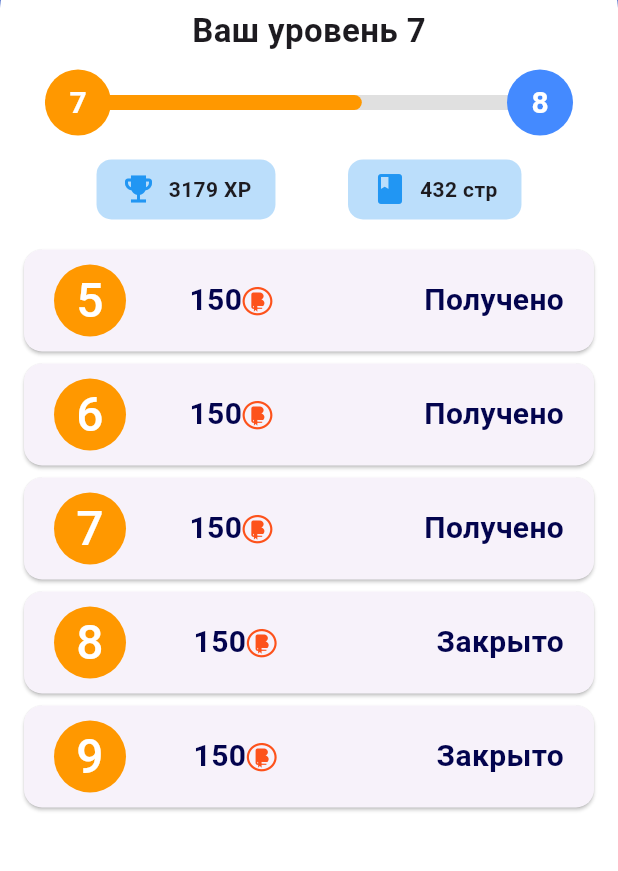
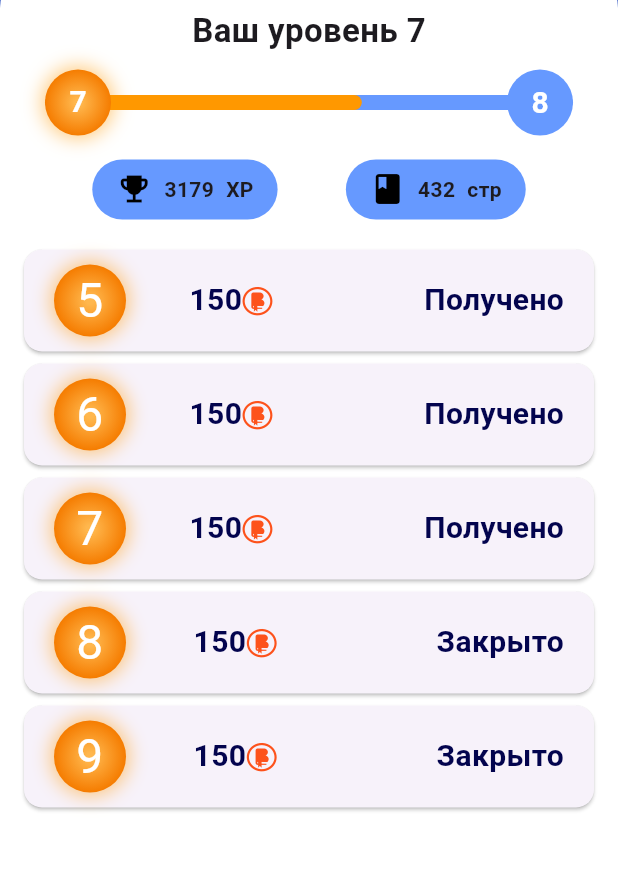
Before and after one commit to KASHINSKAES/BookTrack, a Flutter app: the LevelScreen screen opened directly, on a phone screen of 412 x 824 dp, the part 109-980 px from its top. Run offline on Flutter 3.47's test engine with Material 3 defaults, Android fonts, the phone set to English and light mode, and no system bars; our stand-ins replace carousel_slider, cloud_firestore, firebase_core, fl_chart, flutter_svg, numberpicker and 3 more; missing offline and left inert: cloudpayments, easy_pie_chart; accounts and stored records are empty; Roboto replaces fonts that are missing (MPLUSRounded1c).

Commit message:
34 commit

```diff
--- a/lib/pages/levelPage.dart
+++ b/lib/pages/levelPage.dart
@@ -67,25 +67,27 @@ class _LevelScreenState extends State<LevelScreen>
       child: Row(
         mainAxisAlignment: MainAxisAlignment.spaceEvenly,
         children: [
-          _buildStatItem(Icons.emoji_events, "3179 XP"),
-          _buildStatItem(Icons.book, "432 стр"),
+          _buildStatItem(Icons.emoji_events, "3179","XP"),
+          _buildStatItem(Icons.book, "432","стр"),
         ],
       ),
     );
   }
 
-  Widget _buildStatItem(IconData icon, String text) {
+  Widget _buildStatItem(IconData icon, String text, String textValue) {
     return Container(
       padding: EdgeInsets.symmetric(vertical: 8, horizontal: 16),
       decoration: BoxDecoration(
-        color: Colors.blue[100],
-        borderRadius: BorderRadius.circular(10),
+        color: AppColors.blueColor,
+        borderRadius: BorderRadius.circular(20),
       ),
       child: Row(
         children: [
-          Icon(icon, color: Colors.blue),
+          Icon(icon, color: Colors.black),
           SizedBox(width: 8),
           Text(text, style: TextStyle(fontWeight: FontWeight.bold)),
+          SizedBox(width: 8),
+          Text(textValue, style: TextStyle(fontWeight: FontWeight.bold)),
         ],
       ),
     );
@@ -111,13 +113,33 @@ class _LevelScreenState extends State<LevelScreen>
               child: Row(
                 mainAxisAlignment: MainAxisAlignment.spaceBetween,
                 children: [
-                  CircleAvatar(
-                    radius: 24,
-                    backgroundColor: Colors.orange,
+                 Container(
+      width: 48,
+      height: 48,
+      decoration: BoxDecoration(
+        shape: BoxShape.circle,
+        gradient: RadialGradient(
+          colors: [
+            Colors.orange.shade300,
+            Colors.orange.shade700,
+          ],
+          stops: [0.1, 1.0],
+        ),
+        boxShadow: [
+          BoxShadow(
+            color: Colors.orange.withOpacity(0.5),
+            blurRadius: 10,
+            spreadRadius: 2,
+            offset: Offset(0, 0),
+          ),
+        ],
+      ),
+      child: Center(
         child: Text(
           reward["level"].toString(),
           style: TextStyle(color: Colors.white, fontSize: 32),
           textAlign: TextAlign.center,
+        ),
       ),
     ),
                   Row(
@@ -190,7 +212,7 @@ class LevelProgressWidget extends StatelessWidget {
                   width: maxWidth,
                   margin: const EdgeInsets.symmetric(horizontal: 30),
                   decoration: BoxDecoration(
-                    color: Colors.grey[300],
+                    color: AppColors.blueColor,
                     borderRadius: BorderRadius.circular(5),
                   ),
                 ),
@@ -207,12 +229,29 @@ class LevelProgressWidget extends StatelessWidget {
                 // Левый круг (текущий уровень)
                 Align(
                   alignment: Alignment.centerLeft,
-                  child: Container(
-                    margin: EdgeInsets.only(
-                        left: 30), // 22 - половина радиуса круга
-                    child: CircleAvatar(
-                      radius: 22,
-                      backgroundColor: Colors.orange,
+                  child:         Container(
+                     margin: const EdgeInsets.only(left: 30),
+      width: 44,
+      height: 44,
+      decoration: BoxDecoration(
+        shape: BoxShape.circle,
+        gradient: RadialGradient(
+          colors: [
+            Colors.orange.shade300,
+            Colors.orange.shade700,
+          ],
+          stops: [0.1, 1.0],
+        ),
+        boxShadow: [
+          BoxShadow(
+            color: Colors.orange.withOpacity(0.5),
+            blurRadius: 10,
+            spreadRadius: 2,
+            offset: Offset(0, 0),
+          ),
+        ],
+      ),
+      child: Center(
         child: Text(
                         "$currentLevel",
                         style: const TextStyle(
@@ -231,7 +270,7 @@ class LevelProgressWidget extends StatelessWidget {
                     margin: const EdgeInsets.only(right: 30),
                     child: CircleAvatar(
                       radius: 22,
-                      backgroundColor: Colors.blueAccent,
+                      backgroundColor: AppColors.blueColor,
                       child: Text(
                         "$nextLevel",
                         style: const TextStyle(
--- a/lib/pages/loadingScreen.dart
+++ b/lib/pages/loadingScreen.dart
@@ -1,6 +1,5 @@
 import 'dart:math';
 
-import 'package:booktrack/MyFlutterIcons.dart';
 import 'package:booktrack/main.dart';
 import 'package:booktrack/widgets/constants.dart';
 import 'package:flutter/material.dart';
@@ -36,7 +35,6 @@ class _LoadingScreenState extends State<LoadingScreen>
 
   @override
   Widget build(BuildContext context) {
-    final scale = MediaQuery.of(context).size.width / AppDimensions.baseWidth;
 
     return AnimatedSwitcher(
       duration: const Duration(seconds: 30),
```
Also changed, not shown: lib/pages/cardForm.dart (+142 -16 lines), 2 other files. Lines whose indentation alone changed are shown as unchanged.
